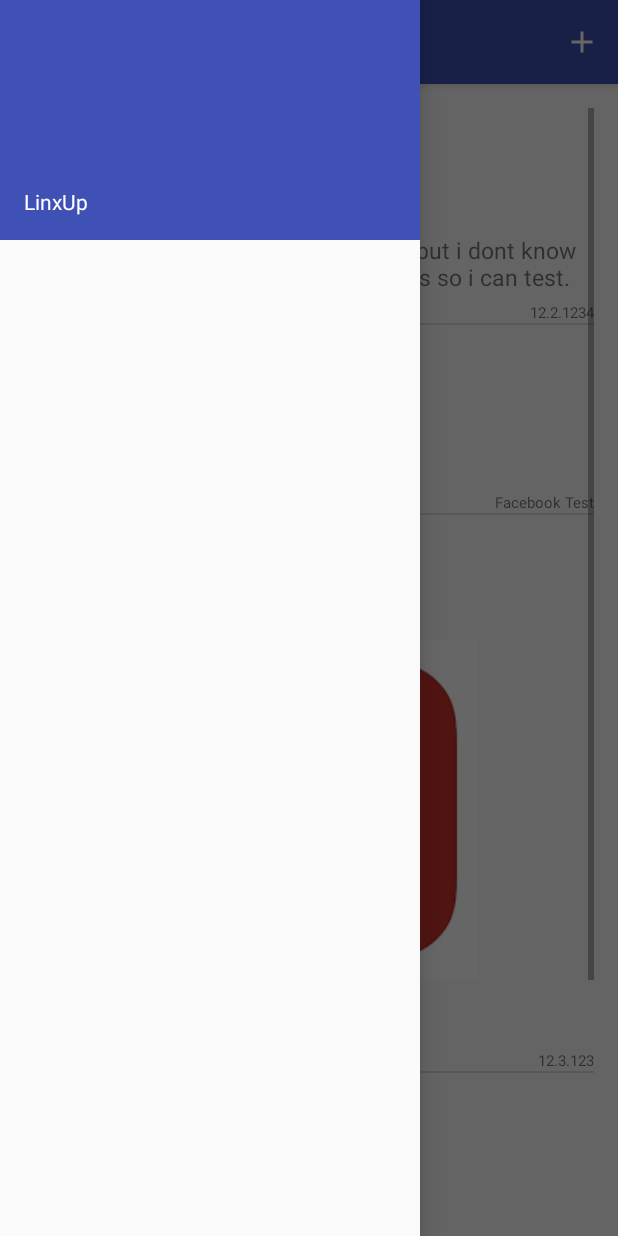
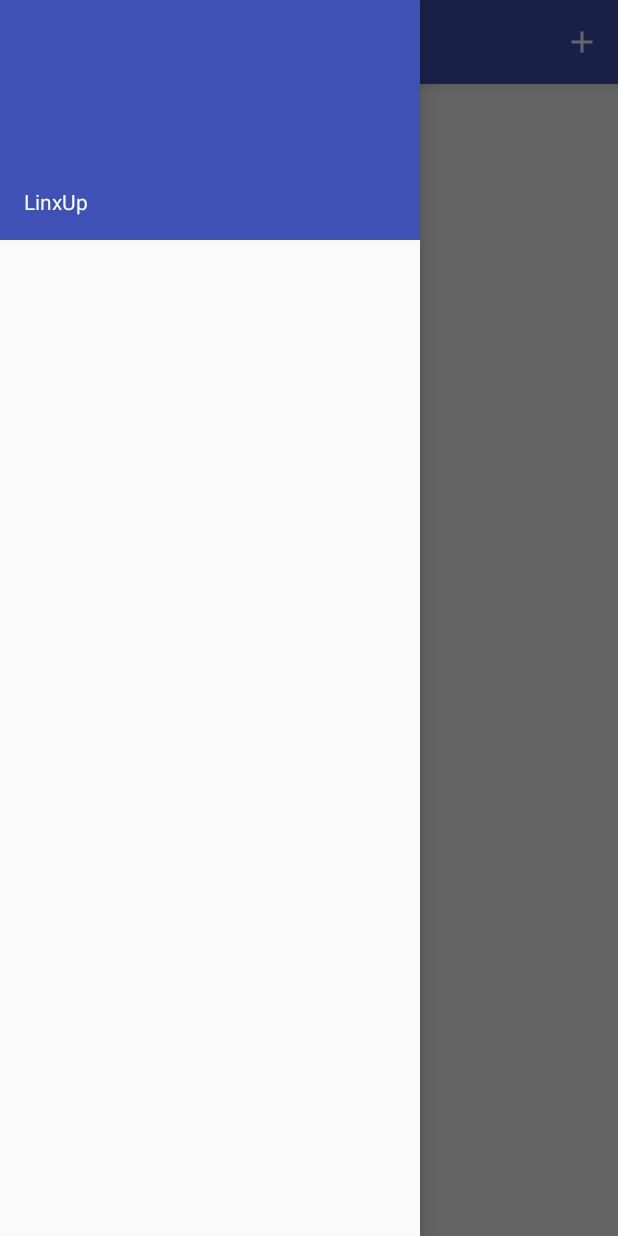
Before and after one commit to maalurprograms/K335, an Android app: the screen it shows after launch (MainActivity), with the side drawer open, on a phone screen of 412 x 824 dp. Run offline under Robolectric (Android 15) with nearby library versions, the phone set to English and light mode, and no system bars; libraries missing offline, so code that uses them is left out: twitter4j.conf; 2 statements that could not run were skipped.

Commit message:
a yoda commit it is

```diff
--- a/app/src/main/java/com/example/bcosaj/k335/MainActivity.java
+++ b/app/src/main/java/com/example/bcosaj/k335/MainActivity.java
@@ -65,17 +65,6 @@ public class MainActivity extends AppCompatActivity implements NavigationView.On
         ActionBarDrawerToggle toggle = new ActionBarDrawerToggle(this, drawer, toolbar, R.string.navigation_drawer_open, R.string.navigation_drawer_close);
         drawer.setDrawerListener(toggle);
         toggle.syncState();
-
-//        NavigationView navigationView = (NavigationView) findViewById(R.id.nav_view);
-//        navigationView.setNavigationItemSelectedListener(this);
-//        DrawerLayout drawerLayout = (DrawerLayout) findViewById(R.id.drawer_layout);
-//        ListView listView = (ListView) findViewById(R.id.nav_bar_list);
-
-        posts = new ArrayList<Post>();
-        posts.add(new TwitterPost("Jonas Cosandey", "Hello World this should be a long text but i dont know what to write so i just type some things so i can test.", "12.2.1234"));
-        posts.add(new FacebookPost("Jonas Cosandey", "Facebook Test", "Test", 0));
-        posts.add(new YouTubePost("Jonas Cosandey", R.drawable.youtube_icon, Uri.parse("https://www.youtube.com/watch?v=Ld4H349oyTA&ebc=ANyPxKp2b6BBFnv5GIvRdg0nvC6OJ1yCQnAhh-aZG7vl3wPjG3xDiS9edL4rpjpkCeqzSL1MgpzxIApyCZ9kRHXK2IHZthnhpg"), "A Video Example", "12.3.123"));
-        posts.add(new InstagramPost("Jonas Cosandey", R.drawable.instagram_icon, "21.3.43"));
 
         ListView news = (ListView)findViewById(R.id.main_news_list);
         newsAdapter = new PostAdapter(this, R.layout.item_list_layout, posts);
```
